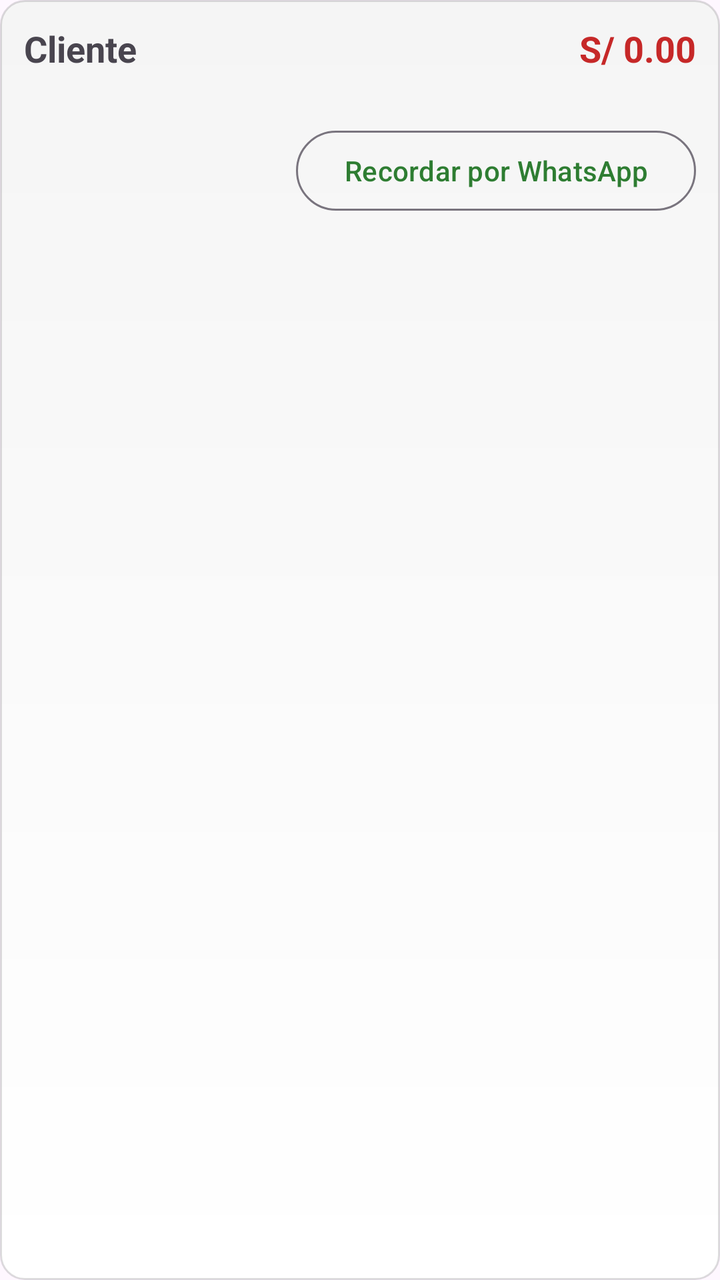
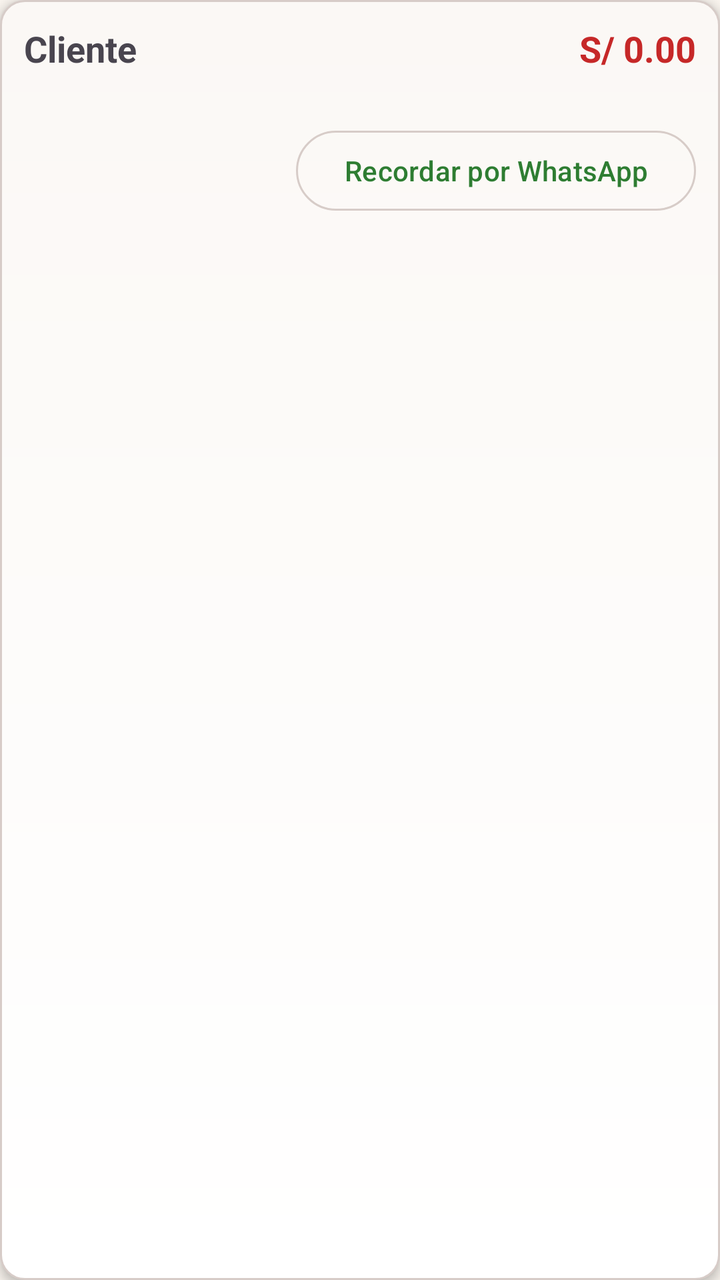

Screens rendered from an Android XML layout before and after an edit, with the pre-edit source and the edit as a unified diff.
<!-- AndroidManifest.xml: application theme Theme.CajaiCafeAdministracion -->
<!-- res/layout/item_cuenta.xml -->
<?xml version="1.0" encoding="utf-8"?>
<LinearLayout xmlns:android="http://schemas.android.com/apk/res/android"
    android:layout_width="match_parent"
    android:layout_height="wrap_content"
    android:background="@drawable/bg_card"
    android:orientation="vertical"
    android:padding="12dp"
    android:layout_marginVertical="6dp"
    android:elevation="3dp">

    <LinearLayout
        android:orientation="horizontal"
        android:layout_width="match_parent"
        android:layout_height="wrap_content">
        <TextView
            android:id="@+id/tvClienteCuenta"
            android:text="Cliente"
            android:textStyle="bold"
            android:textSize="18sp"
            android:layout_width="0dp"
            android:layout_weight="1"
            android:layout_height="wrap_content" />
        <TextView
            android:id="@+id/tvSaldoCuenta"
            android:text="S/ 0.00"
            android:textStyle="bold"
            android:textSize="18sp"
            android:textColor="#C62828"
            android:layout_width="wrap_content"
            android:layout_height="wrap_content" />
    </LinearLayout>

    <TextView
        android:id="@+id/tvDetalleCuenta"
        android:text=""
        android:textColor="#555555"
        android:layout_marginTop="2dp"
        android:layout_width="match_parent"
        android:layout_height="wrap_content" />

    <Button
        android:id="@+id/btnWhatsAppCuenta"
        style="?attr/materialButtonOutlinedStyle"
        android:layout_width="wrap_content"
        android:layout_height="wrap_content"
        android:layout_gravity="end"
        android:layout_marginTop="4dp"
        android:textColor="#2E7D32"
        android:text="Recordar por WhatsApp" />
</LinearLayout>
<!-- resources referenced by this layout -->
<resources>
  <!-- drawable bg_card (drawable) -->
  <?xml version="1.0" encoding="utf-8"?>
  <shape xmlns:android="http://schemas.android.com/apk/res/android"
      android:shape="rectangle">
  
      <gradient
          android:startColor="#FFFFFFFF"
          android:endColor="#FFF5F5F5"
          android:angle="90"/>
  
      <corners android:radius="12dp"/>
  
      <padding
          android:left="12dp"
          android:top="6dp"
          android:right="12dp"
          android:bottom="6dp" />
  
      <stroke
          android:width="1dp"
          android:color="#22000000"/>
  </shape>
  <style name="Theme.CajaiCafeAdministracion" parent="Base.Theme.CajaiCafeAdministracion" />
  <style name="Base.Theme.CajaiCafeAdministracion" parent="Theme.Material3.DayNight.NoActionBar">
          
          
      </style>
</resources>

<!-- the commit's change to res/layout/item_cuenta.xml (unified diff, before → after) -->
@@ -25,7 +25,7 @@
             android:text="S/ 0.00"
             android:textStyle="bold"
             android:textSize="18sp"
-            android:textColor="#C62828"
+            android:textColor="@color/negativo"
             android:layout_width="wrap_content"
             android:layout_height="wrap_content" />
     </LinearLayout>
@@ -33,7 +33,7 @@
     <TextView
         android:id="@+id/tvDetalleCuenta"
         android:text=""
-        android:textColor="#555555"
+        android:textColor="@color/textoSecundario"
         android:layout_marginTop="2dp"
         android:layout_width="match_parent"
         android:layout_height="wrap_content" />
@@ -45,6 +45,6 @@
         android:layout_height="wrap_content"
         android:layout_gravity="end"
         android:layout_marginTop="4dp"
-        android:textColor="#2E7D32"
+        android:textColor="@color/positivo"
         android:text="Recordar por WhatsApp" />
 </LinearLayout>
<!-- resource entries referenced after the edit -->
@@ -1,13 +1,16 @@
 <!-- resources referenced by this layout -->
 <resources>
+  <color name="negativo">#C62828</color>
+  <color name="positivo">#2E7D32</color>
+  <color name="textoSecundario">#6F625C</color>
   <!-- drawable bg_card (drawable) -->
   <?xml version="1.0" encoding="utf-8"?>
   <shape xmlns:android="http://schemas.android.com/apk/res/android"
       android:shape="rectangle">
   
       <gradient
-          android:startColor="#FFFFFFFF"
-          android:endColor="#FFF5F5F5"
+          android:startColor="@color/superficie"
+          android:endColor="@color/superficieSuave"
           android:angle="90"/>
   
       <corners android:radius="12dp"/>
@@ -20,12 +23,38 @@
   
       <stroke
           android:width="1dp"
-          android:color="#22000000"/>
+          android:color="@color/borde"/>
   </shape>
   <style name="Theme.CajaiCafeAdministracion" parent="Base.Theme.CajaiCafeAdministracion" />
+  <color name="superficie">#FFFFFF</color>
+  <color name="superficieSuave">#FBF8F5</color>
+  <color name="borde">#D7CCC8</color>
   <style name="Base.Theme.CajaiCafeAdministracion" parent="Theme.Material3.DayNight.NoActionBar">
+          <item name="colorPrimary">@color/marcaPrimario</item>
+          <item name="colorOnPrimary">@color/marcaSobrePrimario</item>
+          <item name="colorPrimaryContainer">@color/marcaContenedor</item>
+          <item name="colorOnPrimaryContainer">@color/marcaSobreContenedor</item>
+          <item name="colorSecondary">@color/marcaSecundario</item>
+          <item name="colorOnSecondary">@color/marcaSobrePrimario</item>
+          <item name="colorTertiary">@color/positivo</item>
+          <item name="android:colorBackground">@color/fondo</item>
+          <item name="colorOnBackground">@color/texto</item>
+          <item name="colorSurface">@color/superficie</item>
+          <item name="colorOnSurface">@color/texto</item>
+          <item name="colorOnSurfaceVariant">@color/textoSecundario</item>
+          <item name="colorOutline">@color/borde</item>
           
-          
+          <item name="android:statusBarColor">@color/cafeProfundo</item>
+          <item name="android:navigationBarColor">@color/cafeProfundo</item>
+          <item name="android:windowLightStatusBar">false</item>
       </style>
+  <color name="marcaPrimario">#6D4C41</color>
+  <color name="marcaSobrePrimario">#FFFFFF</color>
+  <color name="marcaContenedor">#F3E3D8</color>
+  <color name="marcaSobreContenedor">#2B1F1D</color>
+  <color name="marcaSecundario">#8D6E63</color>
+  <color name="fondo">#F9F4EE</color>
+  <color name="texto">#2B1F1D</color>
+  <color name="cafeProfundo">#3E2723</color>
 </resources>
 
